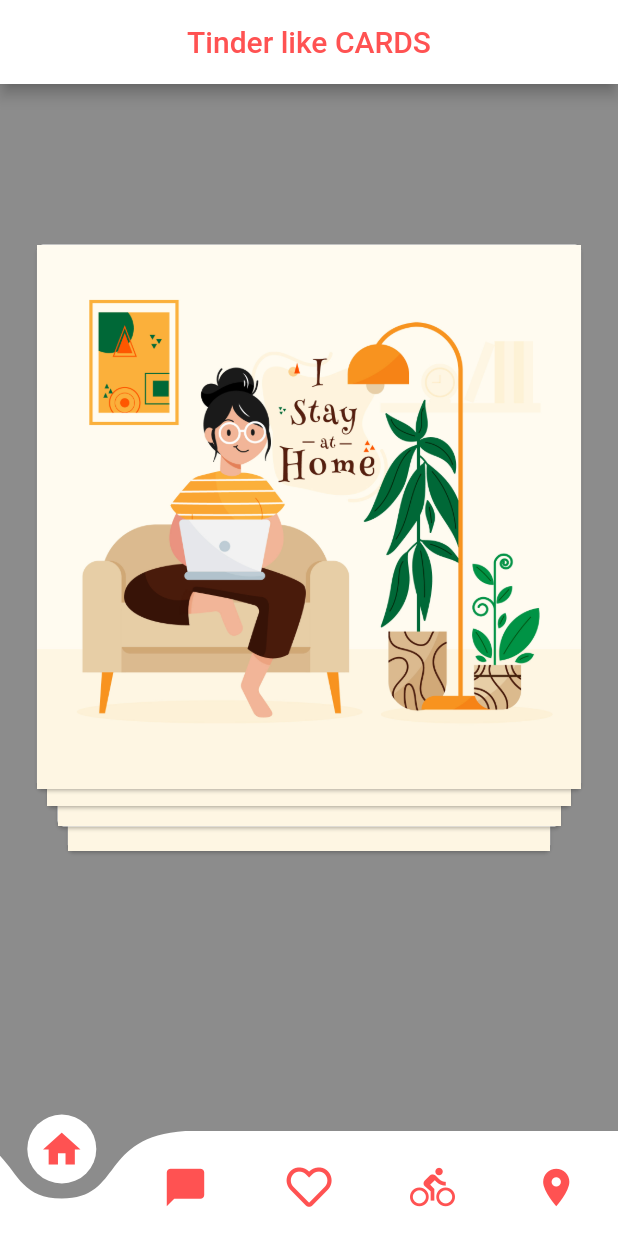
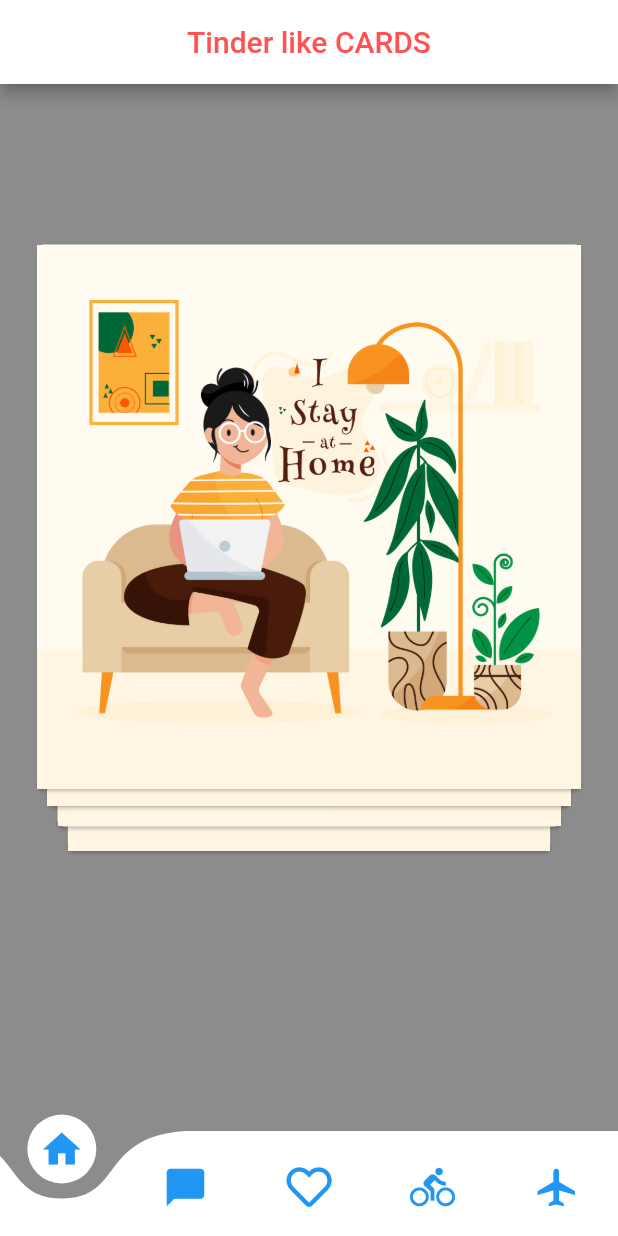
Before and after one commit to RadhikaGoswamiDivineCoding/Tinder_cards, a Flutter app: the screen it shows after launch, on a phone screen of 412 x 824 dp. Run offline on Flutter 3.47's test engine with Material 2 defaults, Android fonts, the phone set to English and light mode, and no system bars; drawn by our look-alikes of curved_navigation_bar, flutter_tindercard; our stand-ins replace font_awesome_flutter.

Commit message:
Tried to play with colors

```diff
--- a/lib/main.dart
+++ b/lib/main.dart
@@ -43,11 +43,14 @@ class _ExampleHomePageState extends State<ExampleHomePage>
       appBar: AppBar(
         centerTitle: true,
         backgroundColor: Colors.white,
-          title: Text('Tinder like CARDS',style: TextStyle(color: Colors.redAccent),),
+        title: Text(
+          'Tinder like CARDS',
+          style: TextStyle(color: Colors.redAccent),
         ),
-        body:  Container(
+      ),
+      body: Container(
           height: MediaQuery.of(context).size.height * 0.7,
-            child:TinderSwapCard(
+          child: TinderSwapCard(
             orientation: AmassOrientation.BOTTOM,
             totalNum: 6,
             stackNum: 4,
@@ -58,19 +61,14 @@ class _ExampleHomePageState extends State<ExampleHomePage>
             minHeight: MediaQuery.of(context).size.width * 0.8,
             cardBuilder: (context, index) => Card(
               child: Image.asset('${welcomeImages[index]}'),
-              ) ,
+            ),
             cardController: controller = CardController(),
-              swipeUpdateCallback:
-                  (DragUpdateDetails details, Alignment align){
-                   if(align.x < 0){
-
-                   }else if (align.x > 0){
-                   }
+            swipeUpdateCallback: (DragUpdateDetails details, Alignment align) {
+              if (align.x < 0) {
+              } else if (align.x > 0) {}
             },
             swipeCompleteCallback:
-              (CardSwipeOrientation orientaion , int index){
-
-              },
+                (CardSwipeOrientation orientaion, int index) {},
           )),
       bottomNavigationBar: CurvedNavigationBar(
         color: Colors.white,
@@ -81,27 +79,27 @@ class _ExampleHomePageState extends State<ExampleHomePage>
           Icon(
             Icons.home,
             size: 30.0,
-              color: Colors.redAccent,
+            color: Colors.blue,
           ),
           Icon(
             Icons.chat_bubble,
             size: 30.0,
-              color: Colors.redAccent,
+            color: Colors.blue,
           ),
           Icon(
             FontAwesomeIcons.heart,
             size: 30.0,
-              color: Colors.redAccent,
+            color: Colors.blue,
           ),
           Icon(
             Icons.directions_bike,
             size: 30.0,
-              color: Colors.redAccent,
+            color: Colors.blue,
           ),
           Icon(
-              Icons.location_on,
+            Icons.airplanemode_active,
             size: 30.0,
-              color: Colors.redAccent,
+            color: Colors.blue,
           ),
         ],
       ),
```
Also changed, not shown: pubspec.lock. Lines whose indentation alone changed are shown as unchanged.
